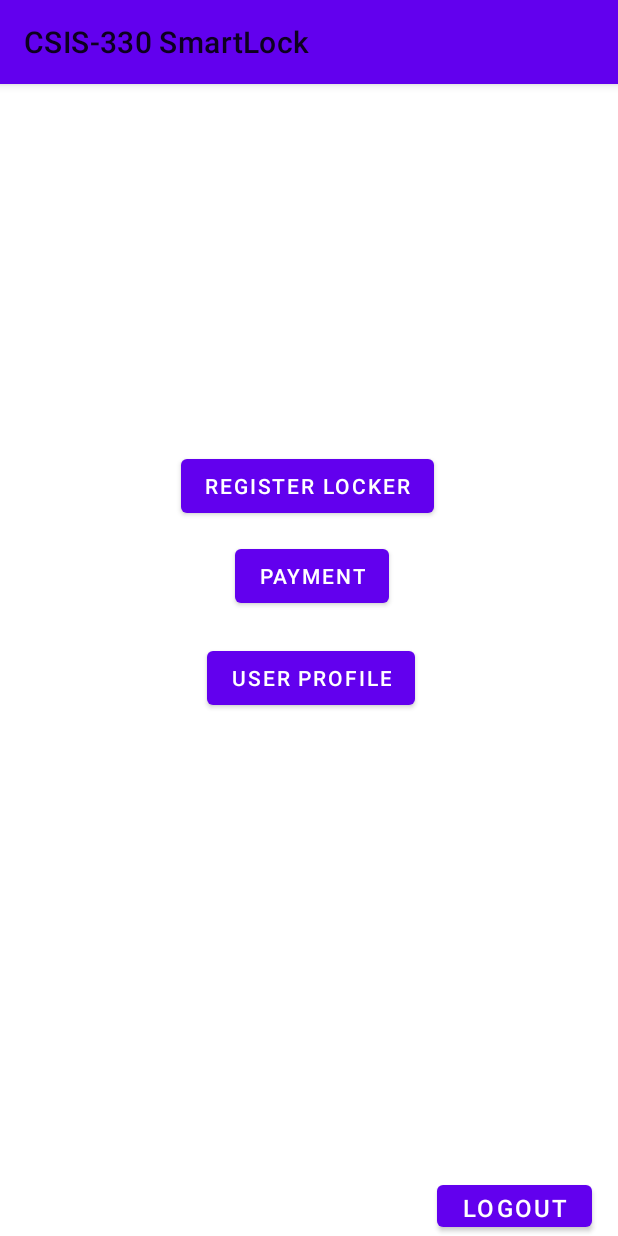
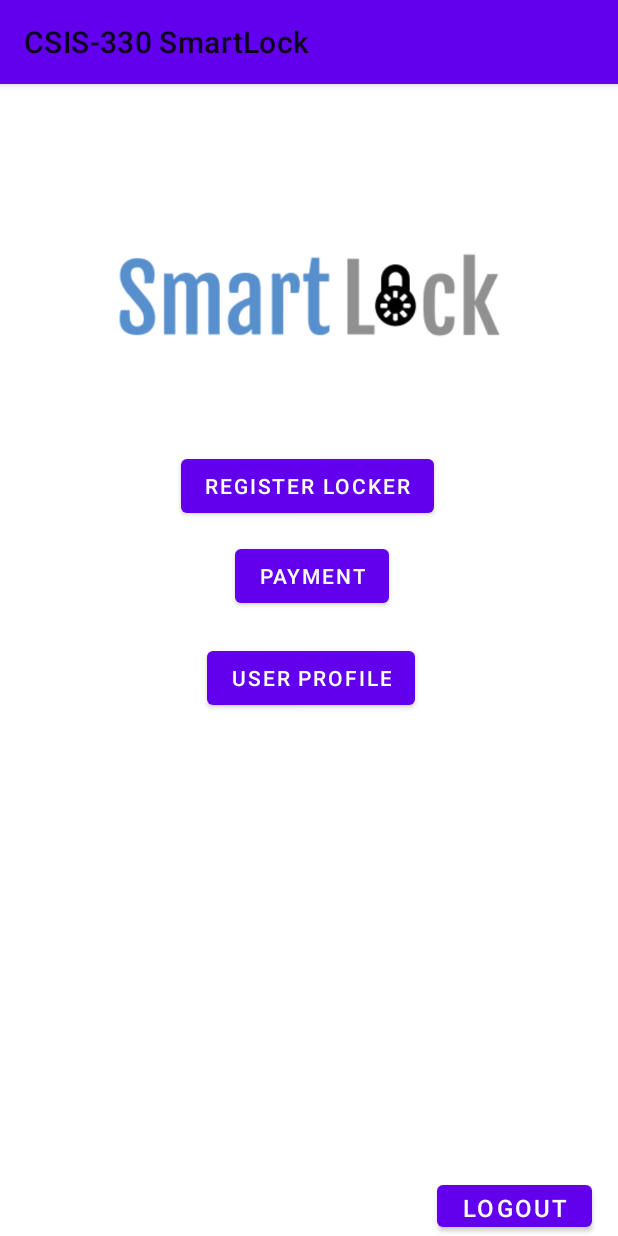
Before and after one commit to MohannedOdeh/Smartlock, an Android app: the screen it shows after launch once a user with an empty profile is signed in (MainActivity), on a phone screen of 412 x 824 dp. Run offline under Robolectric (Android 15) with nearby library versions, the phone set to English and light mode, and no system bars; our stand-ins replace Firebase (no records; nobody signed in at launch, a user with empty details on screens opened directly); libraries missing offline, so code that uses them is left out: com.vishnusivadas.advanced_httpurlconnection.

```diff
--- a/app/src/main/res/layout/activity_main.xml
+++ b/app/src/main/res/layout/activity_main.xml
@@ -52,4 +52,13 @@
         app:layout_constraintHorizontal_bias="0.944"
         app:layout_constraintStart_toStartOf="parent" />
 
+    <ImageView
+        android:id="@+id/imageView2"
+        android:layout_width="326dp"
+        android:layout_height="281dp"
+        app:layout_constraintEnd_toEndOf="parent"
+        app:layout_constraintStart_toStartOf="parent"
+        app:srcCompat="@drawable/smartlocklogo"
+        tools:layout_editor_absoluteY="34dp" />
+
 </androidx.constraintlayout.widget.ConstraintLayout>
```
Also changed, not shown: app/src/main/java/com/example/csis_330smartlock/LockerRegistration.java (+43 -5 lines), app/src/main/res/drawable-hdpi/ic_action_name.png (added), app/src/main/res/drawable-mdpi/ic_action_name.png (added), app/src/main/res/drawable-xhdpi/ic_action_name.png (added), app/src/main/res/drawable-xxhdpi/ic_action_name.png (added), app/src/main/res/drawable-xxxhdpi/ic_action_name.png (added), app/src/main/res/drawable/smartlocklogo.png (added).
